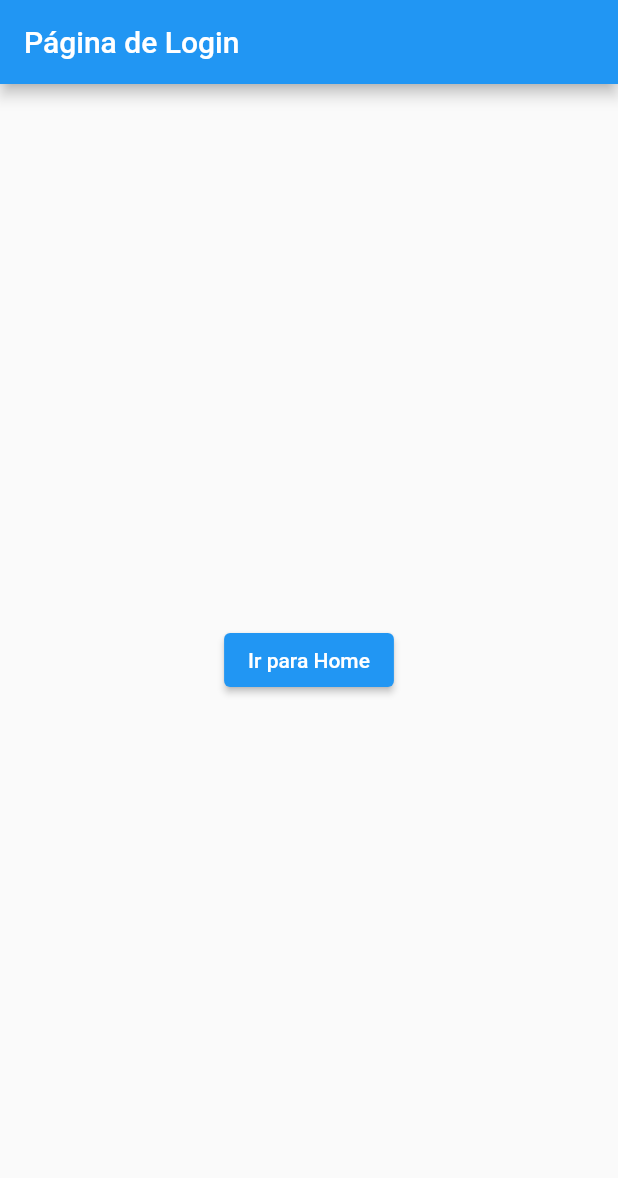
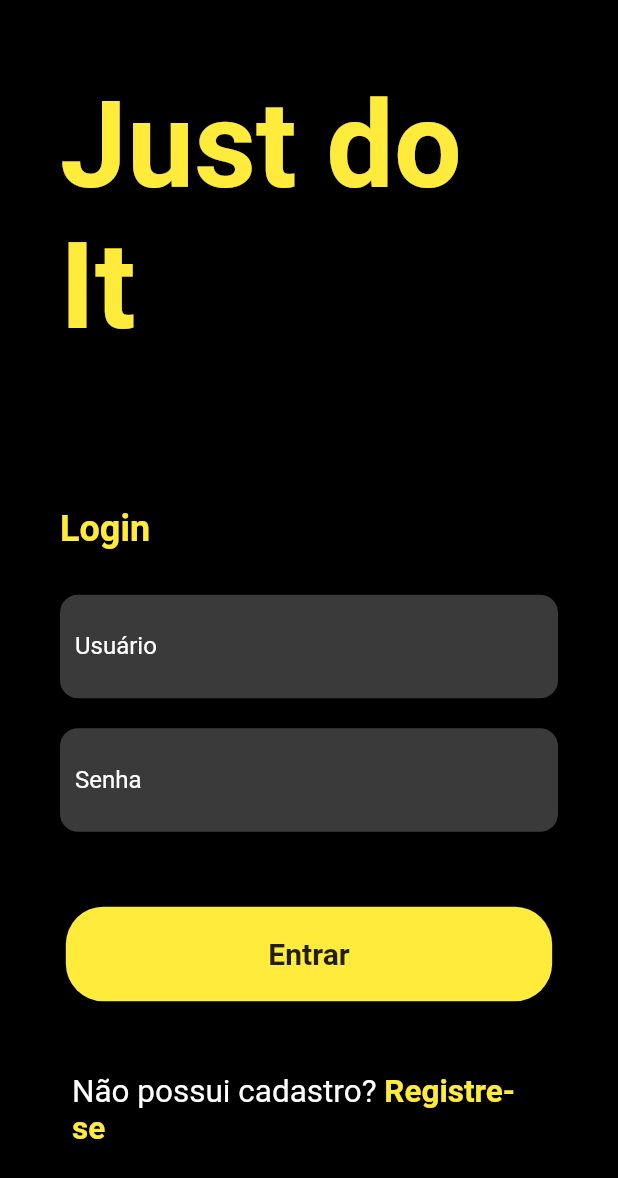
Before and after one commit to Pareidollya/project-mobile, a Flutter app: the screen it shows after launch, on a phone screen of 412 x 824 dp. Shown: the top 1178 px of the screen. Run offline on Flutter 3.47's test engine with Material 2 defaults, Android fonts, the phone set to English and light mode, and no system bars.

Commit message:
hmm coisas

```diff
--- a/app/lib/pages/login.dart
+++ b/app/lib/pages/login.dart
@@ -1,20 +1,120 @@
+import 'package:app/widgets/input_large.dart';
 import 'package:flutter/material.dart';
 
-class LoginPage extends StatelessWidget {
+class LoginPage extends StatefulWidget {
+  @override
+  _LoginPageState createState() => _LoginPageState();
+}
+
+class _LoginPageState extends State<LoginPage> {
+  final TextEditingController _userController = TextEditingController();
+  final TextEditingController _passwordController = TextEditingController();
+
+  void _handleLogin() {
+    //enquanto nao tiver firebase
+    if (_userController.text == "123" && _passwordController.text == "123") {
+      Navigator.pushNamed(context, '/home');
+    } else {
+      ScaffoldMessenger.of(context).showSnackBar(
+        const SnackBar(
+          content: Text('Usuário ou senha inválidos!'),
+          backgroundColor: Colors.red,
+        ),
+      );
+    }
+  }
+
+// asd
   @override
   Widget build(BuildContext context) {
     return Scaffold(
-      appBar: AppBar(
-        title: Text('Página de Login'),
-      ),
-      body: Center(
-        child: ElevatedButton(
-          onPressed: () {
-            Navigator.pushNamed(context, '/home');
-          },
-          child: Text('Ir para Home'),
+      backgroundColor: Colors.black,
+      body: Padding(
+        padding: const EdgeInsets.all(40.0),
+        child: Column(
+          mainAxisAlignment: MainAxisAlignment.center,
+          children: [
+            const Text(
+              "Just do It",
+              style: TextStyle(
+                color: Colors.yellow,
+                fontSize: 80,
+                fontWeight: FontWeight.bold,
+              ),
+            ),
+            const SizedBox(height: 100),
+            const Align(
+              alignment: Alignment.centerLeft,
+              child: Text(
+                "Login",
+                style: TextStyle(
+                  color: Colors.yellow,
+                  fontSize: 24,
+                  fontWeight: FontWeight.bold,
+                ),
+              ),
+            ),
+            const SizedBox(height: 30),
+            InputLarge(labelText: "Usuário", controller: _userController),
+            const SizedBox(height: 20),
+            InputLarge(
+              labelText: "Senha",
+              obscureText: true,
+              controller: _passwordController,
+            ),
+            const SizedBox(height: 50),
+            ElevatedButton(
+              onPressed: _handleLogin,
+              style: ElevatedButton.styleFrom(
+                primary: Colors.yellow,
+                onPrimary: Colors.black,
+                padding:
+                    const EdgeInsets.symmetric(horizontal: 135, vertical: 20),
+                shape: RoundedRectangleBorder(
+                  borderRadius: BorderRadius.circular(25.0),
+                ),
+              ),
+              child: const Text(
+                "Entrar",
+                style: TextStyle(
+                  color: Colors.black87,
+                  fontSize: 20.0,
+                  fontWeight: FontWeight.w600,
+                ),
+              ),
+            ),
+            const SizedBox(height: 40),
+            TextButton(
+              onPressed: () {
+                Navigator.pushNamed(context, '/register');
+              },
+              child: RichText(
+                text: const TextSpan(
+                  text: 'Não possui cadastro? ',
+                  style: TextStyle(color: Colors.white, fontSize: 21),
+                  children: <TextSpan>[
+                    TextSpan(
+                      text: 'Registre-se',
+                      style: TextStyle(
+                        color: Colors.yellow,
+                        fontSize: 21,
+                        fontWeight: FontWeight.bold,
+                      ),
+                    ),
+                  ],
+                ),
+              ),
+            )
+          ],
         ),
       ),
     );
   }
+
+  @override
+  void dispose() {
+    _userController.dispose();
+    _passwordController.dispose();
+    super.dispose();
+  }
 }
--- /dev/null
+++ b/app/lib/widgets/input_large.dart
@@ -0,0 +1,88 @@
+import 'package:flutter/material.dart';
+
+class InputLarge extends StatefulWidget {
+  final String labelText;
+  final TextEditingController? controller;
+  final Function(String)? onChanged;
+  final TextInputType? keyboardType;
+  final bool obscureText;
+
+  InputLarge({
+    required this.labelText,
+    this.controller,
+    this.onChanged,
+    this.keyboardType,
+    this.obscureText = false,
+  });
+
+  @override
+  _InputLargeState createState() => _InputLargeState();
+}
+
+class _InputLargeState extends State<InputLarge> {
+  bool _obscureText = true; // Variável de estado para controlar a visualização
+  FocusNode _focusNode = FocusNode();
+
+  @override
+  void initState() {
+    super.initState();
+    _focusNode.addListener(_handleFocusChange);
+  }
+
+  void _handleFocusChange() {
+    setState(() {}); // Reconstruir o widget quando o foco mudar
+  }
+
+  void _togglePasswordView() {
+    setState(() {
+      _obscureText = !_obscureText;
+    });
+  }
+
+  @override
+  void dispose() {
+    _focusNode.removeListener(_handleFocusChange);
+    _focusNode.dispose();
+    super.dispose();
+  }
+
+  @override
+  Widget build(BuildContext context) {
+    return TextField(
+      focusNode: _focusNode,
+      controller: widget.controller,
+      onChanged: widget.onChanged,
+      keyboardType: widget.keyboardType,
+      cursorColor: Colors.yellow,
+      obscureText: widget.obscureText ? _obscureText : false,
+      style: const TextStyle(color: Colors.white),
+      decoration: InputDecoration(
+        contentPadding:
+            const EdgeInsets.symmetric(vertical: 25.0, horizontal: 10.0),
+        filled: true,
+        fillColor: const Color.fromARGB(255, 58, 58, 58),
+        labelText: widget.labelText,
+        labelStyle: TextStyle(
+          color: _focusNode.hasFocus ? Colors.yellow : Colors.white,
+        ),
+        enabledBorder: OutlineInputBorder(
+          borderSide: BorderSide.none,
+          borderRadius: BorderRadius.circular(12.0),
+        ),
+        focusedBorder: OutlineInputBorder(
+          borderSide: const BorderSide(color: Colors.yellow, width: 2.0),
+          borderRadius: BorderRadius.circular(12.0),
+        ),
+        suffixIcon: widget.obscureText && _focusNode.hasFocus
+            ? IconButton(
+                icon: Icon(
+                  _obscureText ? Icons.visibility_off : Icons.visibility,
+                  color: Colors.white,
+                ),
+                onPressed: _togglePasswordView,
+              )
+            : null,
+      ),
+    );
+  }
+}
```
Also changed, not shown: 1 other file.
